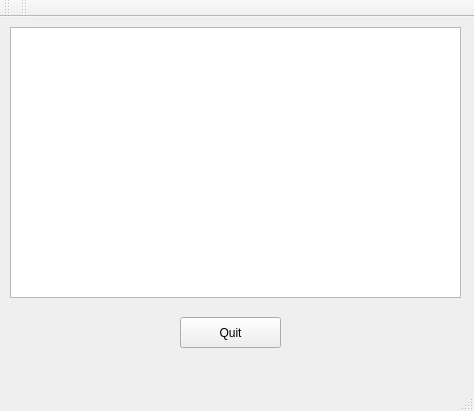
Before: the Qt Designer form qt/qt_btn_paint/mainwindow.ui in dsyleixa/RaspberryPi, drawn with Qt 5.
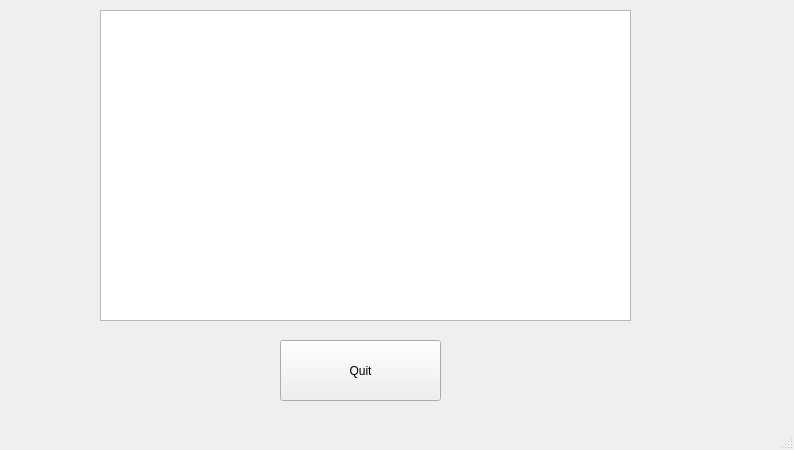
After: the same form once the commit is applied.

Diff of the .ui file:
```diff
--- a/qt/qt_btn_paint/mainwindow.ui
+++ b/qt/qt_btn_paint/mainwindow.ui
@@ -6,37 +6,37 @@
    <rect>
     <x>0</x>
     <y>0</y>
-    <width>474</width>
-    <height>411</height>
+    <width>794</width>
+    <height>450</height>
    </rect>
   </property>
   <property name="windowTitle">
    <string>MainWindow</string>
   </property>
-  <widget class="QWidget" name="centralWidget">
-   <widget class="QPushButton" name="pushButton1">
-    <property name="geometry">
-     <rect>
-      <x>180</x>
-      <y>300</y>
-      <width>101</width>
-      <height>31</height>
-     </rect>
-    </property>
-    <property name="text">
-     <string>Quit</string>
-    </property>
-   </widget>
+  <widget class="QWidget" name="centralwidget">
    <widget class="QGraphicsView" name="graphicsView">
     <property name="geometry">
      <rect>
-      <x>10</x>
+      <x>100</x>
       <y>10</y>
-      <width>451</width>
-      <height>271</height>
+      <width>531</width>
+      <height>311</height>
      </rect>
     </property>
    </widget>
+   <widget class="QPushButton" name="pushButton">
+    <property name="geometry">
+     <rect>
+      <x>280</x>
+      <y>340</y>
+      <width>161</width>
+      <height>61</height>
+     </rect>
+    </property>
+    <property name="text">
+     <string>Quit</string>
+    </property>
+   </widget>
   </widget>
   <widget class="QMenuBar" name="menuBar">
    <property name="geometry">
@@ -48,33 +48,8 @@
     </rect>
    </property>
   </widget>
-  <widget class="QToolBar" name="mainToolBar">
-   <attribute name="toolBarArea">
-    <enum>TopToolBarArea</enum>
-   </attribute>
-   <attribute name="toolBarBreak">
-    <bool>false</bool>
-   </attribute>
-  </widget>
-  <widget class="QStatusBar" name="statusBar"/>
-  <widget class="QToolBar" name="toolBar">
-   <property name="windowTitle">
-    <string>toolBar</string>
-   </property>
-   <attribute name="toolBarArea">
-    <enum>TopToolBarArea</enum>
-   </attribute>
-   <attribute name="toolBarBreak">
-    <bool>false</bool>
-   </attribute>
-  </widget>
-  <action name="action">
-   <property name="text">
-    <string/>
-   </property>
-  </action>
+  <widget class="QStatusBar" name="statusbar"/>
  </widget>
- <layoutdefault spacing="6" margin="11"/>
  <resources/>
  <connections>
   <connection>
```
Left out of the diff: 23 changed lines with no effect on the pictures.
